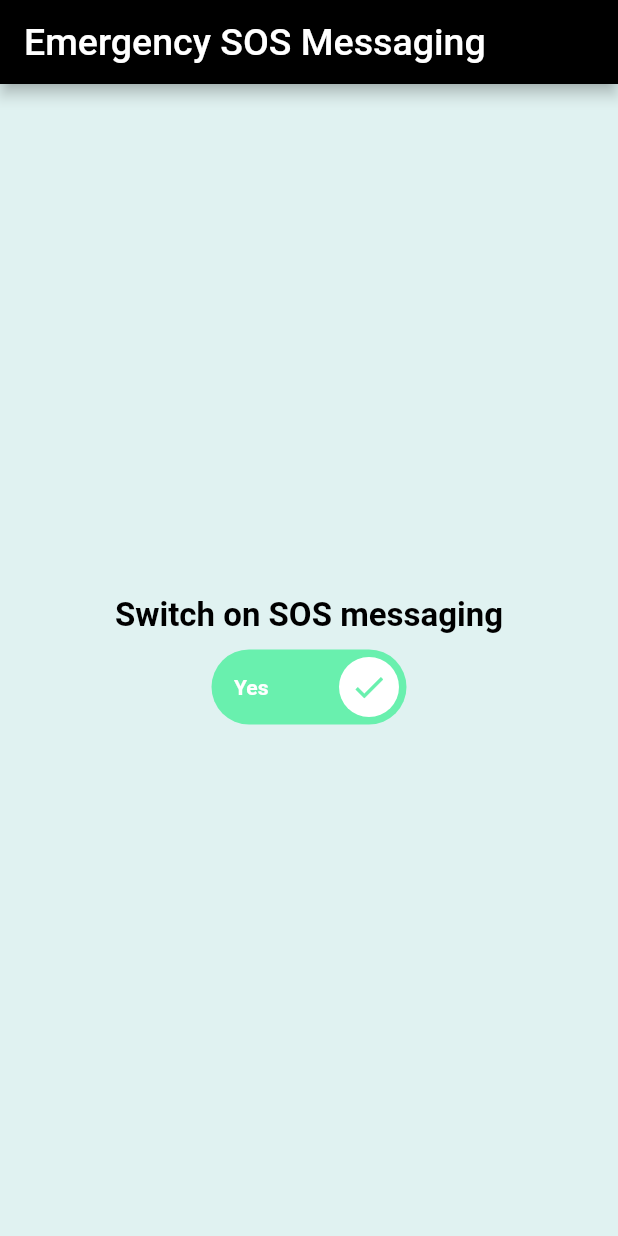
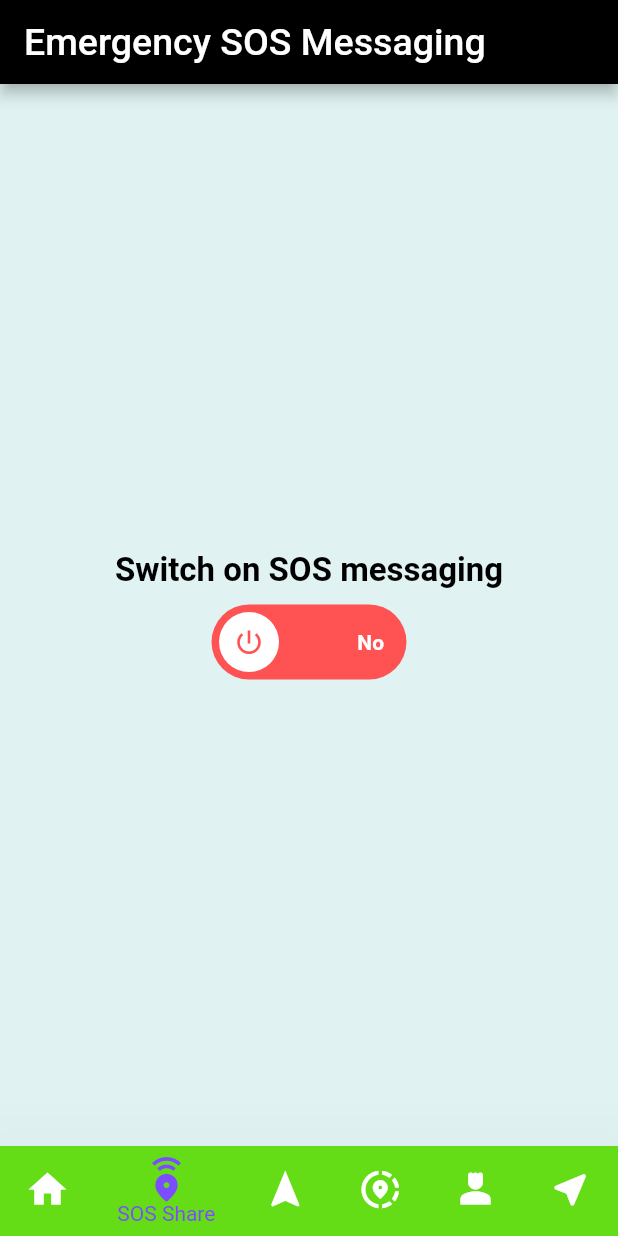
Before and after one commit to MYPOWER-2113/IT314_Location-Sharing-System_Group-7, a Flutter app: the screen it shows after launch, item 2 of the bottom bar chosen, on a phone screen of 412 x 824 dp. Run offline on Flutter 3.47's test engine with Material 2 defaults, Android fonts, the light colour scheme and no system bars; drawn by our look-alikes of lite_rolling_switch; our stand-ins replace flutter_map, flutter_svg, google_fonts, latlong2, location, permission_handler and 1 more; Roboto replaces fonts that are missing (Hind, gotham).

Commit message:
merged SOS page to navigation bar

```diff
--- a/locatinsharing/lib/SOS.dart
+++ b/locatinsharing/lib/SOS.dart
@@ -15,12 +15,35 @@
 
 class SOS extends StatefulWidget {
   const SOS({super.key});
-
   @override
   State<SOS> createState() => _SOS();
 }
 
 class _SOS extends State<SOS> {
+
+  int selectedPage = 1;
+
+  final _pageOptions = [
+    MyHomePage(),
+    // Navigation(),
+    // ShareLocation()
+    SOS()
+    // Friends()
+    // NearMe()
+  ];
+
+  int _currentIndex = 1;
+
+  void _onItemTapped(int index) {
+    setState(() {
+      _currentIndex = index;
+    });
+    Navigator.push(
+      context,
+      MaterialPageRoute(builder: (context) => _pageOptions[index]),
+    );
+  }
+
   @override
   Widget build(BuildContext context) {
     return Scaffold(
@@ -45,7 +68,7 @@
             Padding(
               padding: EdgeInsets.only(top: 10),
               child: LiteRollingSwitch(
-                value: true,
+                value: false,
                 textOn: 'Yes',
                 textOff: 'No',
                 colorOn: Colors.greenAccent,
@@ -71,6 +94,59 @@
 
         ),
       ),
+      bottomNavigationBar: BottomNavigationBar(
+
+        currentIndex: _currentIndex,
+        selectedItemColor: Colors.deepPurpleAccent,
+        onTap: _onItemTapped,
+
+        items: <BottomNavigationBarItem>[
+          BottomNavigationBarItem(
+            icon: Icon(Icons.home, size: 30,),
+            label: 'Home',
+            backgroundColor: Colors.lightBlueAccent[200],
+          ),
+
+          BottomNavigationBarItem(
+            icon: Icon(Icons.emergency_share, size: 30,),
+            label: 'SOS Share',
+            backgroundColor: Colors.lightGreenAccent[700],
+          ),
+
+
+          BottomNavigationBarItem(
+            icon: Icon(Icons.navigation, size: 30,),
+            label: 'Navigation',
+            backgroundColor: Colors.lightGreenAccent[700],
+          ),
+
+
+          BottomNavigationBarItem(
+            icon: Icon(Icons.share_location_sharp, size: 30,),
+            label: 'Share Location',
+            backgroundColor: Colors.lightBlueAccent[200],
+          ),
+
+
+
+          BottomNavigationBarItem(
+            icon: Icon(Icons.person_4, size: 30,),
+            label: 'Contacts',
+            backgroundColor: Colors.lightBlueAccent[200],
+          ),
+
+
+          BottomNavigationBarItem(
+            icon: Icon(Icons.near_me_rounded, size: 30,),
+            label: 'Near Me',
+            backgroundColor: Colors.lightGreenAccent[700],
+          ),
+
+        ],
+
+        elevation: 50,
+
+      ),
     );
   }
 }
--- a/locatinsharing/lib/homepage.dart
+++ b/locatinsharing/lib/homepage.dart
@@ -170,7 +170,7 @@
       bottomNavigationBar: BottomNavigationBar(
 
         currentIndex: _currentIndex,
-        selectedItemColor: Colors.amber[800],
+        selectedItemColor: Colors.lightBlueAccent[200],
         onTap: _onItemTapped,
 
         items: <BottomNavigationBarItem>[
```
